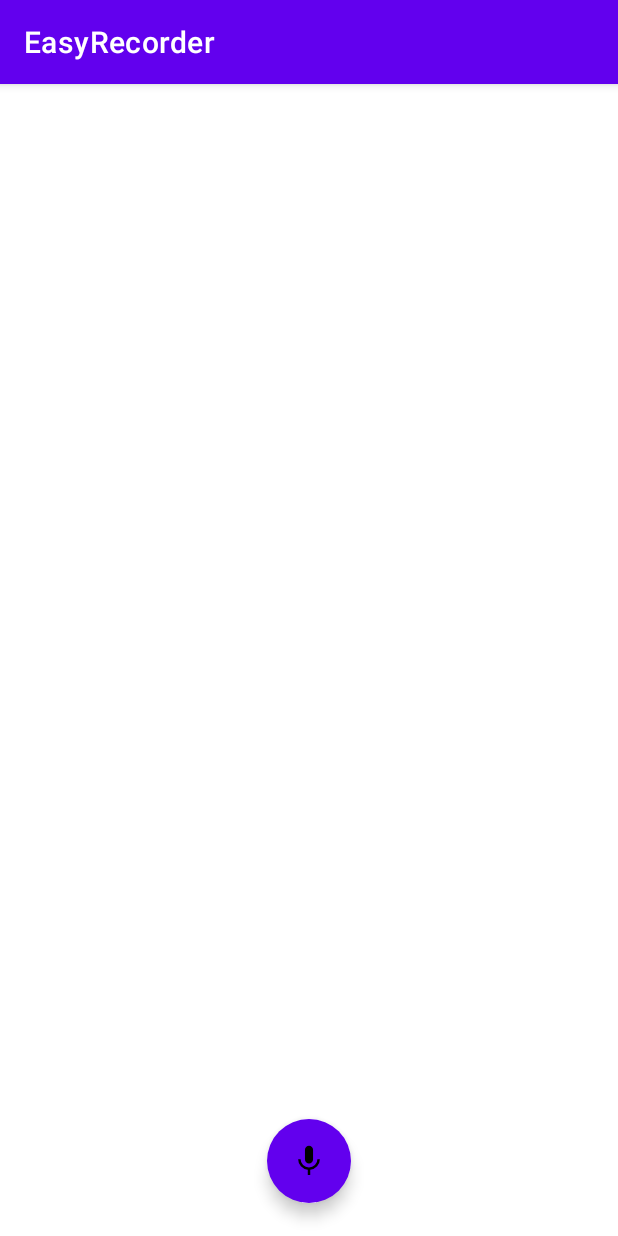
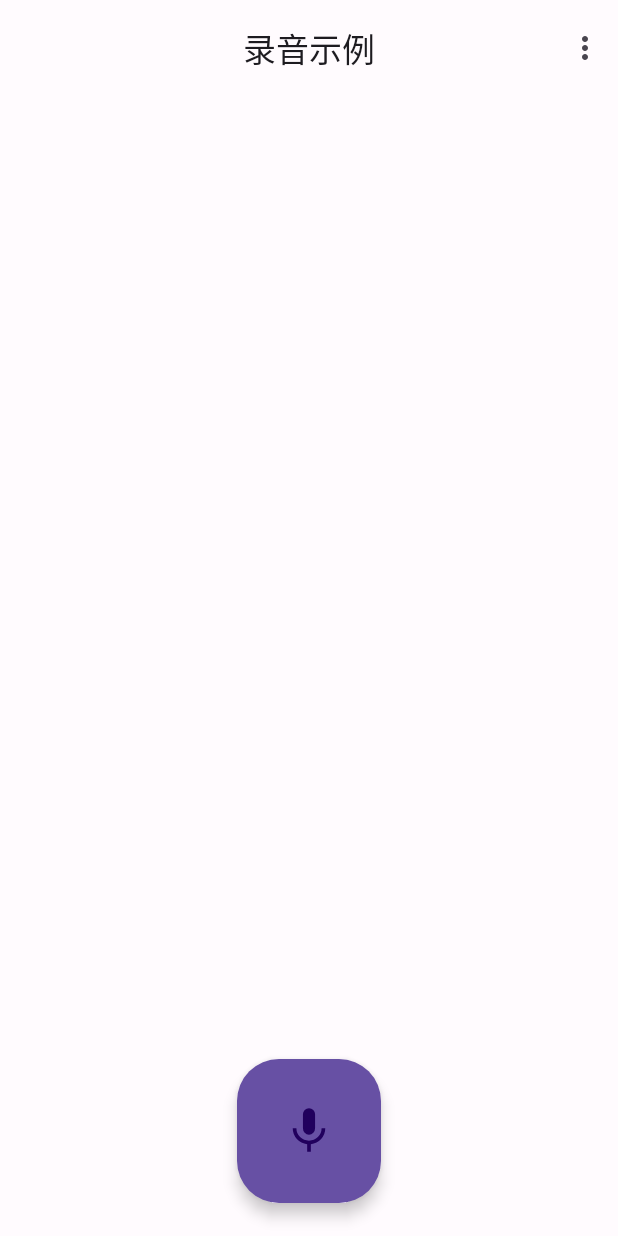
Before and after one commit to Kevin-Android/EasyRecorder, an Android app: the screen it shows after launch (HomeActivity), on a phone screen of 412 x 824 dp. Run offline under Robolectric (Android 15) with nearby library versions, the phone set to English and light mode, and no system bars; our stand-ins replace Dagger/Hilt's generated code.

Commit message:
引入主题&字体

```diff
--- a/app/src/main/AndroidManifest.xml
+++ b/app/src/main/AndroidManifest.xml
@@ -17,11 +17,12 @@
         android:label="@string/app_name"
         android:requestLegacyExternalStorage="true"
         android:supportsRtl="true"
-        android:theme="@style/Theme.EasyRecorder"
+        android:theme="@style/AppTheme"
         tools:targetApi="31">
         <activity
             android:name=".HomeActivity"
-            android:exported="true">
+            android:exported="true"
+            android:label="录音示例">
             <intent-filter>
                 <action android:name="android.intent.action.MAIN" />
 
--- a/app/src/main/java/com/kevin/easyrecorder/HomeActivity.kt
+++ b/app/src/main/java/com/kevin/easyrecorder/HomeActivity.kt
@@ -20,8 +20,13 @@ class HomeActivity : AppCompatActivity() {
 
     private fun binds() {
         binding.goRecordingBut.setOnClickListener {
-            startActivity(Intent(this, MainActivity::class.java))
+//            startActivity(Intent(this, MainActivity::class.java))
+            binding.goRecordingBut.hideMotionSpec
+
         }
 
     }
+
+
+
 }
--- /dev/null
+++ b/app/src/main/res/drawable/account.xml
@@ -0,0 +1,10 @@
+<vector xmlns:android="http://schemas.android.com/apk/res/android"
+    android:width="48dp"
+    android:height="48dp"
+    android:viewportWidth="960"
+    android:viewportHeight="960"
+    android:tint="?attr/colorControlNormal">
+  <path
+      android:fillColor="@android:color/white"
+      android:pathData="M222,705Q285,661 347,637.5Q409,614 480,614Q551,614 613.5,637.5Q676,661 739,705Q783,651 801.5,596Q820,541 820,480Q820,335 722.5,237.5Q625,140 480,140Q335,140 237.5,237.5Q140,335 140,480Q140,541 159,596Q178,651 222,705ZM479.81,510Q422,510 382.5,470.31Q343,430.63 343,372.81Q343,315 382.69,275.5Q422.37,236 480.19,236Q538,236 577.5,275.69Q617,315.37 617,373.19Q617,431 577.31,470.5Q537.63,510 479.81,510ZM480.47,880Q398,880 325,848.5Q252,817 197.5,762.5Q143,708 111.5,635.23Q80,562.47 80,479.73Q80,397 111.5,324.5Q143,252 197.5,197.5Q252,143 324.77,111.5Q397.53,80 480.27,80Q563,80 635.5,111.5Q708,143 762.5,197.5Q817,252 848.5,324.53Q880,397.06 880,479.53Q880,562 848.5,635Q817,708 762.5,762.5Q708,817 635.47,848.5Q562.94,880 480.47,880ZM480,820Q535,820 587.5,804Q640,788 691,748Q640,712 587,693Q534,674 480,674Q426,674 373,693Q320,712 269,748Q320,788 372.5,804Q425,820 480,820ZM480,450Q514,450 535.5,428.5Q557,407 557,373Q557,339 535.5,317.5Q514,296 480,296Q446,296 424.5,317.5Q403,339 403,373Q403,407 424.5,428.5Q446,450 480,450ZM480,373Q480,373 480,373Q480,373 480,373Q480,373 480,373Q480,373 480,373Q480,373 480,373Q480,373 480,373Q480,373 480,373Q480,373 480,373ZM480,747Q480,747 480,747Q480,747 480,747Q480,747 480,747Q480,747 480,747Q480,747 480,747Q480,747 480,747Q480,747 480,747Q480,747 480,747Z"/>
+</vector>
--- a/app/src/main/res/layout/activity_home.xml
+++ b/app/src/main/res/layout/activity_home.xml
@@ -6,6 +6,20 @@
     android:layout_height="match_parent"
     tools:context=".HomeActivity">
 
+    <com.google.android.material.appbar.AppBarLayout
+        android:layout_width="match_parent"
+        android:layout_height="wrap_content">
+
+        <com.google.android.material.appbar.MaterialToolbar
+            android:id="@+id/topAppBar"
+            style="@style/Widget.App.Toolbar"
+            android:layout_width="match_parent"
+            android:layout_height="?attr/actionBarSize"
+            app:menu="@menu/top_app_bar"
+            app:title="录音示例"
+            app:titleCentered="true" />
+
+    </com.google.android.material.appbar.AppBarLayout>
 
     <com.google.android.material.floatingactionbutton.FloatingActionButton
         android:id="@+id/go_recording_but"
@@ -14,7 +28,7 @@
         android:layout_height="wrap_content"
         android:layout_gravity="bottom|center_horizontal"
         android:layout_marginBottom="22dp"
-        android:backgroundTint="@color/purple_500"
+        android:backgroundTint="@color/md_theme_light_primary"
         android:contentDescription="@string/home_start_recording_but"
         app:borderWidth="0dp"
         app:fabSize="auto"
--- /dev/null
+++ b/app/src/main/res/menu/top_app_bar.xml
@@ -0,0 +1,13 @@
+<?xml version="1.0" encoding="utf-8"?>
+<menu xmlns:android="http://schemas.android.com/apk/res/android"
+    xmlns:app="http://schemas.android.com/apk/res-auto">
+    <item
+        android:id="@+id/set"
+        android:title="@string/set"
+        app:showAsAction="never" />
+    <item
+        android:id="@+id/share"
+        android:title="@string/share"
+        app:showAsAction="never" />
+
+</menu>
--- a/app/src/main/res/values-night/themes.xml
+++ b/app/src/main/res/values-night/themes.xml
@@ -1,16 +1,31 @@
-<resources xmlns:tools="http://schemas.android.com/tools">
-    <!-- Base application theme. -->
-    <style name="Theme.EasyRecorder" parent="Theme.MaterialComponents.DayNight.DarkActionBar">
-        <!-- Primary brand color. -->
-        <item name="colorPrimary">@color/purple_200</item>
-        <item name="colorPrimaryVariant">@color/purple_700</item>
-        <item name="colorOnPrimary">@color/black</item>
-        <!-- Secondary brand color. -->
-        <item name="colorSecondary">@color/teal_200</item>
-        <item name="colorSecondaryVariant">@color/teal_200</item>
-        <item name="colorOnSecondary">@color/black</item>
-        <!-- Status bar color. -->
-        <item name="android:statusBarColor">?attr/colorPrimaryVariant</item>
-        <!-- Customize your theme here. -->
+
+<resources>
+    <style name="AppTheme" parent="Theme.Material3.Dark.NoActionBar">
+        <item name="colorPrimary">@color/md_theme_dark_primary</item>
+        <item name="colorOnPrimary">@color/md_theme_dark_onPrimary</item>
+        <item name="colorPrimaryContainer">@color/md_theme_dark_primaryContainer</item>
+        <item name="colorOnPrimaryContainer">@color/md_theme_dark_onPrimaryContainer</item>
+        <item name="colorSecondary">@color/md_theme_dark_secondary</item>
+        <item name="colorOnSecondary">@color/md_theme_dark_onSecondary</item>
+        <item name="colorSecondaryContainer">@color/md_theme_dark_secondaryContainer</item>
+        <item name="colorOnSecondaryContainer">@color/md_theme_dark_onSecondaryContainer</item>
+        <item name="colorTertiary">@color/md_theme_dark_tertiary</item>
+        <item name="colorOnTertiary">@color/md_theme_dark_onTertiary</item>
+        <item name="colorTertiaryContainer">@color/md_theme_dark_tertiaryContainer</item>
+        <item name="colorOnTertiaryContainer">@color/md_theme_dark_onTertiaryContainer</item>
+        <item name="colorError">@color/md_theme_dark_error</item>
+        <item name="colorOnError">@color/md_theme_dark_onError</item>
+        <item name="colorErrorContainer">@color/md_theme_dark_errorContainer</item>
+        <item name="colorOnErrorContainer">@color/md_theme_dark_onErrorContainer</item>
+        <item name="colorOutline">@color/md_theme_dark_outline</item>
+        <item name="android:colorBackground">@color/md_theme_dark_background</item>
+        <item name="colorOnBackground">@color/md_theme_dark_onBackground</item>
+        <item name="colorSurface">@color/md_theme_dark_surface</item>
+        <item name="colorOnSurface">@color/md_theme_dark_onSurface</item>
+        <item name="colorSurfaceVariant">@color/md_theme_dark_surfaceVariant</item>
+        <item name="colorOnSurfaceVariant">@color/md_theme_dark_onSurfaceVariant</item>
+        <item name="colorSurfaceInverse">@color/md_theme_dark_inverseSurface</item>
+        <item name="colorOnSurfaceInverse">@color/md_theme_dark_inverseOnSurface</item>
+        <item name="colorPrimaryInverse">@color/md_theme_dark_inversePrimary</item>
     </style>
 </resources>
--- a/app/src/main/res/values/colors.xml
+++ b/app/src/main/res/values/colors.xml
@@ -1,11 +1,64 @@
-<?xml version="1.0" encoding="utf-8"?>
+
 <resources>
-    <color name="purple_200">#FFBB86FC</color>
-    <color name="purple_500">#FF6200EE</color>
-    <color name="purple_700">#FF3700B3</color>
-    <color name="teal_200">#FF03DAC5</color>
-    <color name="teal_700">#FF018786</color>
-    <color name="black">#FF000000</color>
-    <color name="white">#FFFFFFFF</color>
-    <color name="red">#FB4F4F</color>
+    <color name="seed">#6750A4</color>
+    <color name="md_theme_light_primary">#6750A4</color>
+    <color name="md_theme_light_onPrimary">#FFFFFF</color>
+    <color name="md_theme_light_primaryContainer">#EADDFF</color>
+    <color name="md_theme_light_onPrimaryContainer">#21005D</color>
+    <color name="md_theme_light_secondary">#625B71</color>
+    <color name="md_theme_light_onSecondary">#FFFFFF</color>
+    <color name="md_theme_light_secondaryContainer">#E8DEF8</color>
+    <color name="md_theme_light_onSecondaryContainer">#1D192B</color>
+    <color name="md_theme_light_tertiary">#7D5260</color>
+    <color name="md_theme_light_onTertiary">#FFFFFF</color>
+    <color name="md_theme_light_tertiaryContainer">#FFD8E4</color>
+    <color name="md_theme_light_onTertiaryContainer">#31111D</color>
+    <color name="md_theme_light_error">#B3261E</color>
+    <color name="md_theme_light_onError">#FFFFFF</color>
+    <color name="md_theme_light_errorContainer">#F9DEDC</color>
+    <color name="md_theme_light_onErrorContainer">#410E0B</color>
+    <color name="md_theme_light_outline">#79747E</color>
+    <color name="md_theme_light_background">#FFFBFE</color>
+    <color name="md_theme_light_onBackground">#1C1B1F</color>
+    <color name="md_theme_light_surface">#FFFBFE</color>
+    <color name="md_theme_light_onSurface">#1C1B1F</color>
+    <color name="md_theme_light_surfaceVariant">#E7E0EC</color>
+    <color name="md_theme_light_onSurfaceVariant">#49454F</color>
+    <color name="md_theme_light_inverseSurface">#313033</color>
+    <color name="md_theme_light_inverseOnSurface">#F4EFF4</color>
+    <color name="md_theme_light_inversePrimary">#D0BCFF</color>
+    <color name="md_theme_light_shadow">#000000</color>
+    <color name="md_theme_light_surfaceTint">#6750A4</color>
+    <color name="md_theme_light_outlineVariant">#CAC4D0</color>
+    <color name="md_theme_light_scrim">#000000</color>
+    <color name="md_theme_dark_primary">#D0BCFF</color>
+    <color name="md_theme_dark_onPrimary">#381E72</color>
+    <color name="md_theme_dark_primaryContainer">#4F378B</color>
+    <color name="md_theme_dark_onPrimaryContainer">#EADDFF</color>
+    <color name="md_theme_dark_secondary">#CCC2DC</color>
+    <color name="md_theme_dark_onSecondary">#332D41</color>
+    <color name="md_theme_dark_secondaryContainer">#4A4458</color>
+    <color name="md_theme_dark_onSecondaryContainer">#E8DEF8</color>
+    <color name="md_theme_dark_tertiary">#EFB8C8</color>
+    <color name="md_theme_dark_onTertiary">#492532</color>
+    <color name="md_theme_dark_tertiaryContainer">#633B48</color>
+    <color name="md_theme_dark_onTertiaryContainer">#FFD8E4</color>
+    <color name="md_theme_dark_error">#F2B8B5</color>
+    <color name="md_theme_dark_onError">#601410</color>
+    <color name="md_theme_dark_errorContainer">#8C1D18</color>
+    <color name="md_theme_dark_onErrorContainer">#F9DEDC</color>
+    <color name="md_theme_dark_outline">#938F99</color>
+    <color name="md_theme_dark_background">#1C1B1F</color>
+    <color name="md_theme_dark_onBackground">#E6E1E5</color>
+    <color name="md_theme_dark_surface">#1C1B1F</color>
+    <color name="md_theme_dark_onSurface">#E6E1E5</color>
+    <color name="md_theme_dark_surfaceVariant">#49454F</color>
+    <color name="md_theme_dark_onSurfaceVariant">#CAC4D0</color>
+    <color name="md_theme_dark_inverseSurface">#E6E1E5</color>
+    <color name="md_theme_dark_inverseOnSurface">#313033</color>
+    <color name="md_theme_dark_inversePrimary">#6750A4</color>
+    <color name="md_theme_dark_shadow">#000000</color>
+    <color name="md_theme_dark_surfaceTint">#D0BCFF</color>
+    <color name="md_theme_dark_outlineVariant">#49454F</color>
+    <color name="md_theme_dark_scrim">#000000</color>
 </resources>
--- a/app/src/main/res/values/strings.xml
+++ b/app/src/main/res/values/strings.xml
@@ -4,4 +4,8 @@
     <string name="start_recording">开始录音</string>
     <string name="stop_recording">终止录音</string>
     <string name="home_start_recording_but">Jump to the recording interface to start recording</string>
+    <string name="page_title">录音示例</string>
+    <string name="set">设置</string>
+    <string name="share">分享</string>
+    <string name="account">账号</string>
 </resources>
--- /dev/null
+++ b/app/src/main/res/values/style.xml
@@ -0,0 +1,37 @@
+<?xml version="1.0" encoding="utf-8"?>
+<resources>
+
+    <style name="TextAppearance.App.TitleLarge" parent="TextAppearance.Material3.TitleLarge">
+        <item name="fontFamily">@font/regular</item>
+        <item name="android:fontFamily">@font/regular</item>
+    </style>
+
+    <style name="TextAppearance.App.TitleMedium" parent="TextAppearance.Material3.TitleMedium">
+        <item name="fontFamily">@font/regular</item>
+        <item name="android:fontFamily">@font/regular</item>
+    </style>
+
+    <style name="OverflowMenuStyle" parent="@style/Widget.AppCompat.PopupMenu.Overflow">
+        <!-- 是否覆盖锚点，默认为true，即盖住Toolbar -->
+        <item name="overlapAnchor">false</item>
+        <!--        <item name="android:dropDownWidth">wrap_content</item>-->
+        <!--        <item name="android:paddingRight">0dp</item>-->
+        <!-- 弹出层背景颜色 -->
+        <!--        <item name="android:popupBackground">@drawable/ic_menu_bg</item>-->
+        <!--<item name="android:background">@drawable/ic_menu_bg</item>-->
+        <!-- 弹出层垂直方向上的偏移，即在竖直方向上距离Toolbar的距离，值为负则会盖住Toolbar -->
+        <!--        <item name="android:dropDownVerticalOffset">-7dp</item>-->
+        <!-- 弹出层水平方向上的偏移，即距离屏幕左边的距离，负值会导致右边出现空隙 -->
+        <!--        <item name="android:dropDownHorizontalOffset">0dp</item>-->
+        <!-- 设置弹出菜单文字颜色 -->
+        <!--        <item name="android:textColor">#0099CC</item>-->
+        <!--<item name="android:dropDownListViewStyle">@style/AppDropDownListViewStyle</item>-->
+    </style>
+
+
+    <style name="ThemeOverlay.App.Toolbar" parent="">
+        <item name="colorSurface">@color/md_theme_light_surface</item>
+        <item name="colorOnSurface">@color/md_theme_light_onSurface</item>
+    </style>
+
+</resources>
--- a/app/src/main/res/values/themes.xml
+++ b/app/src/main/res/values/themes.xml
@@ -1,16 +1,40 @@
-<resources xmlns:tools="http://schemas.android.com/tools">
-    <!-- Base application theme. -->
-    <style name="Theme.EasyRecorder" parent="Theme.MaterialComponents.DayNight.DarkActionBar">
-        <!-- Primary brand color. -->
-        <item name="colorPrimary">@color/purple_500</item>
-        <item name="colorPrimaryVariant">@color/purple_700</item>
-        <item name="colorOnPrimary">@color/white</item>
-        <!-- Secondary brand color. -->
-        <item name="colorSecondary">@color/teal_200</item>
-        <item name="colorSecondaryVariant">@color/teal_700</item>
-        <item name="colorOnSecondary">@color/black</item>
-        <!-- Status bar color. -->
-        <item name="android:statusBarColor">?attr/colorPrimaryVariant</item>
-        <!-- Customize your theme here. -->
+<resources>
+
+    <style name="AppTheme" parent="Theme.Material3.Light.NoActionBar">
+        <item name="colorPrimary">@color/md_theme_light_primary</item>
+        <item name="colorOnPrimary">@color/md_theme_light_onPrimary</item>
+        <item name="colorPrimaryContainer">@color/md_theme_light_primaryContainer</item>
+        <item name="colorOnPrimaryContainer">@color/md_theme_light_onPrimaryContainer</item>
+        <item name="colorSecondary">@color/md_theme_light_secondary</item>
+        <item name="colorOnSecondary">@color/md_theme_light_onSecondary</item>
+        <item name="colorSecondaryContainer">@color/md_theme_light_secondaryContainer</item>
+        <item name="colorOnSecondaryContainer">@color/md_theme_light_onSecondaryContainer</item>
+        <item name="colorTertiary">@color/md_theme_light_tertiary</item>
+        <item name="colorOnTertiary">@color/md_theme_light_onTertiary</item>
+        <item name="colorTertiaryContainer">@color/md_theme_light_tertiaryContainer</item>
+        <item name="colorOnTertiaryContainer">@color/md_theme_light_onTertiaryContainer</item>
+        <item name="colorError">@color/md_theme_light_error</item>
+        <item name="colorOnError">@color/md_theme_light_onError</item>
+        <item name="colorErrorContainer">@color/md_theme_light_errorContainer</item>
+        <item name="colorOnErrorContainer">@color/md_theme_light_onErrorContainer</item>
+        <item name="colorOutline">@color/md_theme_light_outline</item>
+        <item name="android:colorBackground">@color/md_theme_light_background</item>
+        <item name="colorOnBackground">@color/md_theme_light_onBackground</item>
+        <item name="colorSurface">@color/md_theme_light_surface</item>
+        <item name="colorOnSurface">@color/md_theme_light_onSurface</item>
+        <item name="colorSurfaceVariant">@color/md_theme_light_surfaceVariant</item>
+        <item name="colorOnSurfaceVariant">@color/md_theme_light_onSurfaceVariant</item>
+        <item name="colorSurfaceInverse">@color/md_theme_light_inverseSurface</item>
+        <item name="colorOnSurfaceInverse">@color/md_theme_light_inverseOnSurface</item>
+        <item name="colorPrimaryInverse">@color/md_theme_light_inversePrimary</item>
+        <item name="popupTheme">@style/OverflowMenuStyle</item>
     </style>
+
+    <style name="Widget.App.Toolbar" parent="Widget.Material3.Toolbar">
+        <item name="materialThemeOverlay">@style/ThemeOverlay.App.Toolbar</item>
+        <item name="titleTextAppearance">@style/TextAppearance.App.TitleLarge</item>
+        <item name="subtitleTextAppearance">@style/TextAppearance.App.TitleMedium</item>
+    </style>
+
+
 </resources>
```
Also changed, not shown: 1 other file.
